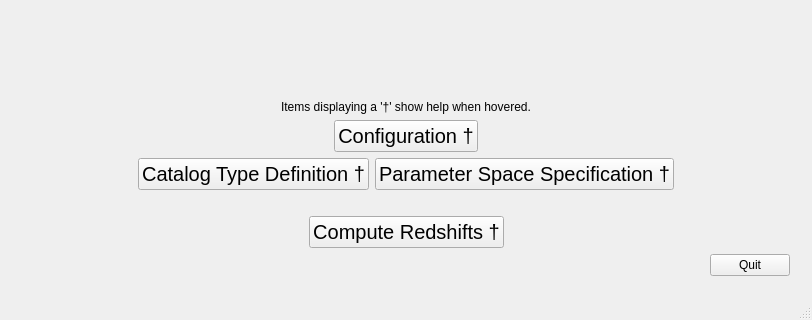
Before: the Qt Designer form PhzQtUI/auxdir/PhzQtUI/MainWindow.ui in astrorama/Phosphoros, drawn with Qt 5; both pictures show x 0 to 812 and y 411 to 731 of the 812 by 731 pixel window.
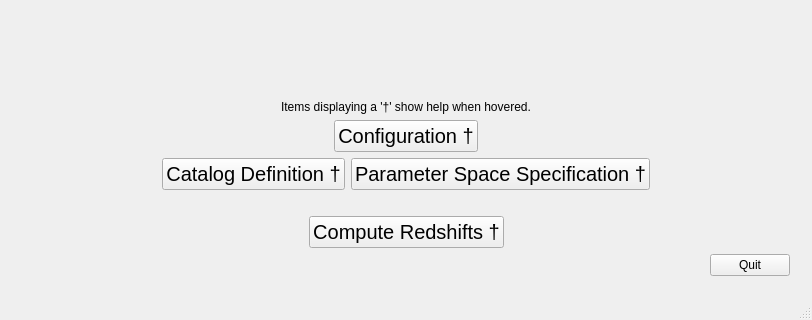
After: the same form once the commit is applied. Custom widgets are drawn as their Qt base class.

The edit to the form file:
```diff
--- a/PhzQtUI/auxdir/PhzQtUI/MainWindow.ui
+++ b/PhzQtUI/auxdir/PhzQtUI/MainWindow.ui
@@ -193,7 +193,7 @@
              <string>Define the Mapping between the catalog file(s) columns and the filters</string>
             </property>
             <property name="text">
-             <string>Catalog Type Definition †</string>
+             <string>Catalog Definition †</string>
             </property>
            </widget>
           </item>
```
Left out of the diff: 5 changed lines with no effect on the pictures.
